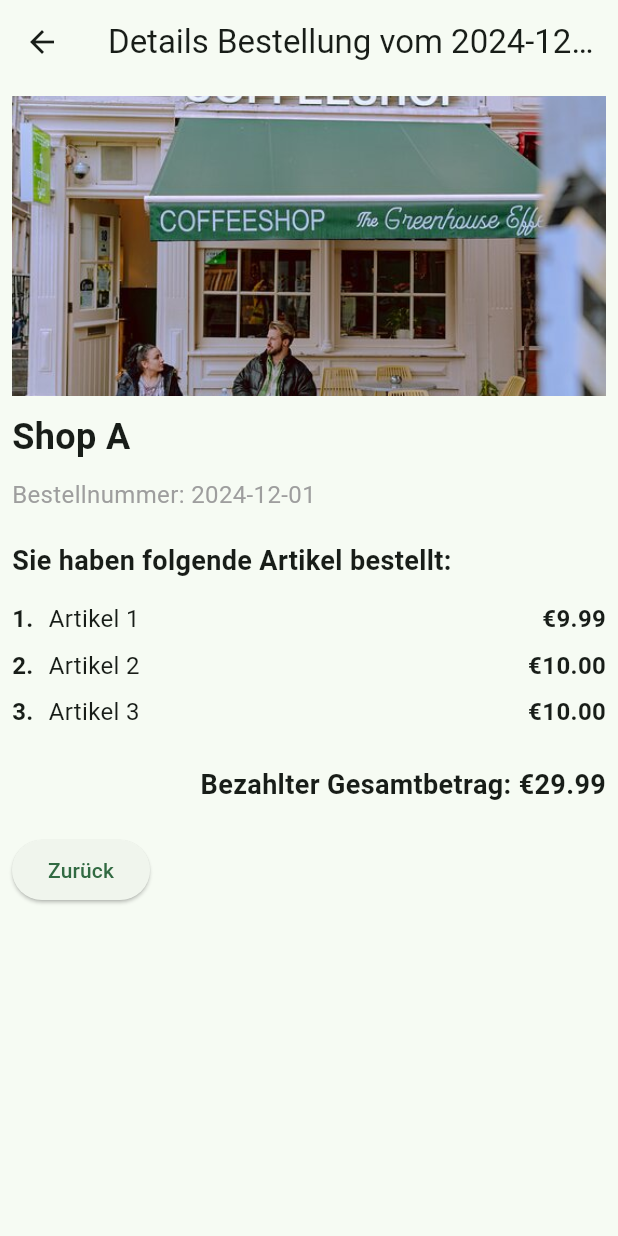
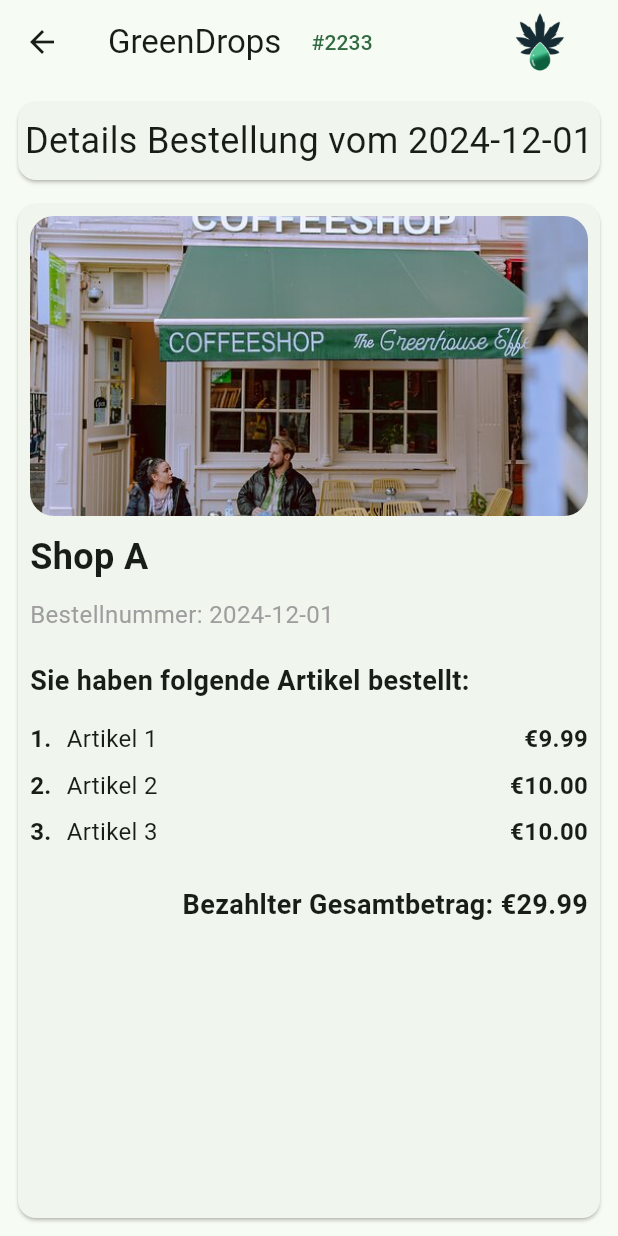
Before and after one commit to zlohbierdcul/GreenDrop, a Flutter app: the OrdersPage screen opened by its route, after a tap on "Shop A", on a phone screen of 412 x 824 dp. Run offline on Flutter 3.47's test engine with Material 3 defaults, Android fonts, the phone set to English and light mode, and no system bars; our stand-ins replace flutter_map, geocoding, geolocator, latlong2, shared_preferences; accounts and stored records are empty.

Commit message:
Seiten der alten Bestellungen hübscher gemacht

```diff
--- a/frontend/lib/src/features/order_history/presentation/pages/order_details_page.dart
+++ b/frontend/lib/src/features/order_history/presentation/pages/order_details_page.dart
@@ -1,7 +1,6 @@
 import 'package:flutter/material.dart';
+import '../../../hamburger_menu/presentation/hamburger_menu.dart';
 import 'orders_page.dart';
-
-//import '../features/orders/presentation/order_provider.dart';
 
 class OrderDetailsPage extends StatelessWidget {
   final Order order;
@@ -11,20 +10,46 @@
   @override
   Widget build(BuildContext context) {
     return Scaffold(
-      appBar: AppBar(
-        title: Text("Details Bestellung vom ${order.date}"),
-      ),
-      body: SingleChildScrollView(
+      appBar: AppDrawer.buildGreendropsAppBar(),
+      body: Center(
         child: Padding(
           padding: const EdgeInsets.all(8.0),
           child: Column(
             crossAxisAlignment: CrossAxisAlignment.start,
             children: [
-            Image.asset(
+              Padding(
+                padding: const EdgeInsets.only(bottom: 8.0),
+                child: SizedBox(
+                  width: double.infinity,
+                  height: 60,
+                  child: Card(
+                    child: Center(
+                      child: Text(
+                        "Details Bestellung vom ${order.date}",
+                        style: const TextStyle(
+                          fontSize: 24,
+                        ),
+                      ),
+                    ),
+                  ),
+                ),
+              ),
+              Expanded(
+                child: Card(
+                  child: SingleChildScrollView(
+                    child: Padding(
+                      padding: const EdgeInsets.all(8.0),
+                      child: Column(
+                        crossAxisAlignment: CrossAxisAlignment.start,
+                        children: [
+                          ClipRRect(
+                            borderRadius: BorderRadius.circular(16.0), // Setzt die Rundung der Ecken
+                            child: Image.asset(
                               order.shopImage,
                               width: double.infinity,
                               height: 200,
                               fit: BoxFit.cover,
+                            ),
                           ),
                           const SizedBox(height: 10),
                           Text(
@@ -50,7 +75,7 @@
                           const SizedBox(height: 10),
                           ListView.builder(
                             shrinkWrap: true, // Hinzugefügt, um die Liste auf die Größe des Inhalts zu beschränken
-              physics: NeverScrollableScrollPhysics(),
+                            physics: const NeverScrollableScrollPhysics(),
                             itemCount: order.items.length,
                             itemBuilder: (context, index) {
                               final item = order.items[index];
@@ -80,7 +105,6 @@
                               );
                             },
                           ),
-
                           const SizedBox(height: 20),
                           Row(
                             children: [
@@ -97,16 +121,16 @@
                               ),
                             ],
                           ),
-            const SizedBox(height: 20),
-            ElevatedButton(
-              onPressed: () {
-                Navigator.pop(context); // Zurück zur Bestellliste
-              },
-              child: const Text("Zurück"),
-            )
                         ],
                       ),
-      )),
+                    ),
+                  ),
+                ),
+              ),
+            ],
+          ),
+        ),
+      ),
     );
   }
 }
--- a/frontend/lib/src/features/order_history/presentation/pages/orders_page.dart
+++ b/frontend/lib/src/features/order_history/presentation/pages/orders_page.dart
@@ -17,6 +17,23 @@
             padding: const EdgeInsets.all(8.0),
             child: Column(
               children: [
+                const Padding(
+                  padding: EdgeInsets.only(bottom: 8.0),
+                  child: SizedBox(
+                    width: double.infinity,
+                    height: 60,
+                    child: Card(
+                      child: Center(
+                        child: Text(
+                          "Bestellhistorie",
+                          style: TextStyle(
+                            fontSize: 24,
+                          ),
+                        ),
+                      ),
+                    ),
+                  ),
+                ),
                 Expanded(
                   // Ändere dies hier, um die Karte zu dehnen
                   child: Padding(
```
Lines whose indentation alone changed are shown as unchanged.
